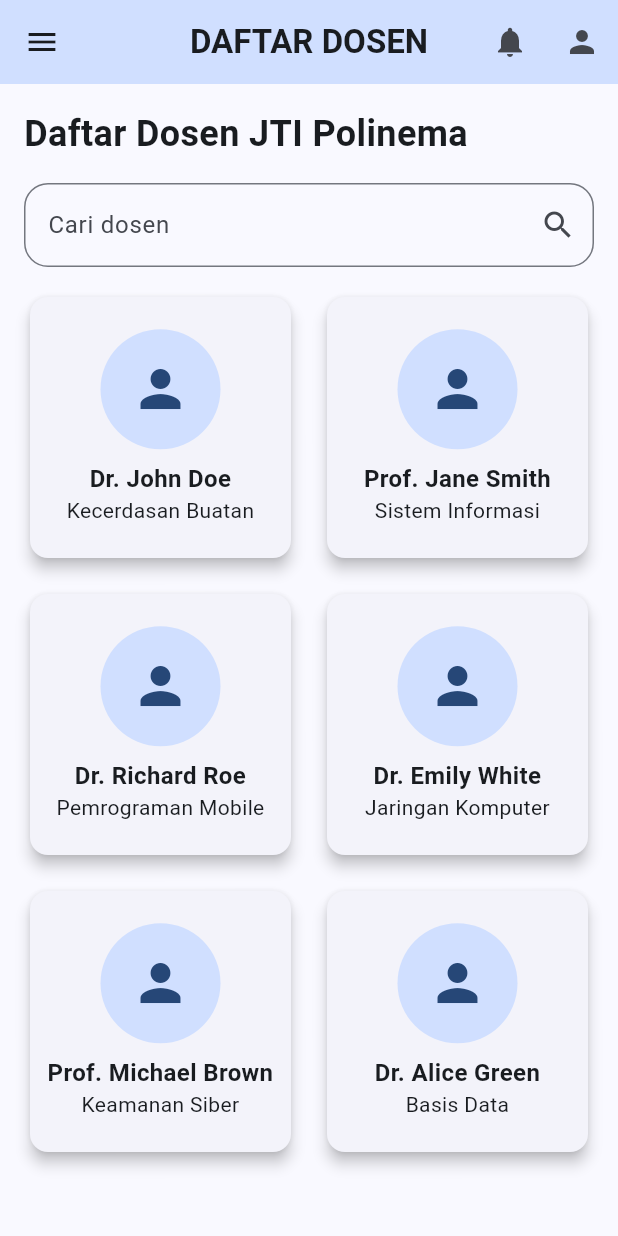
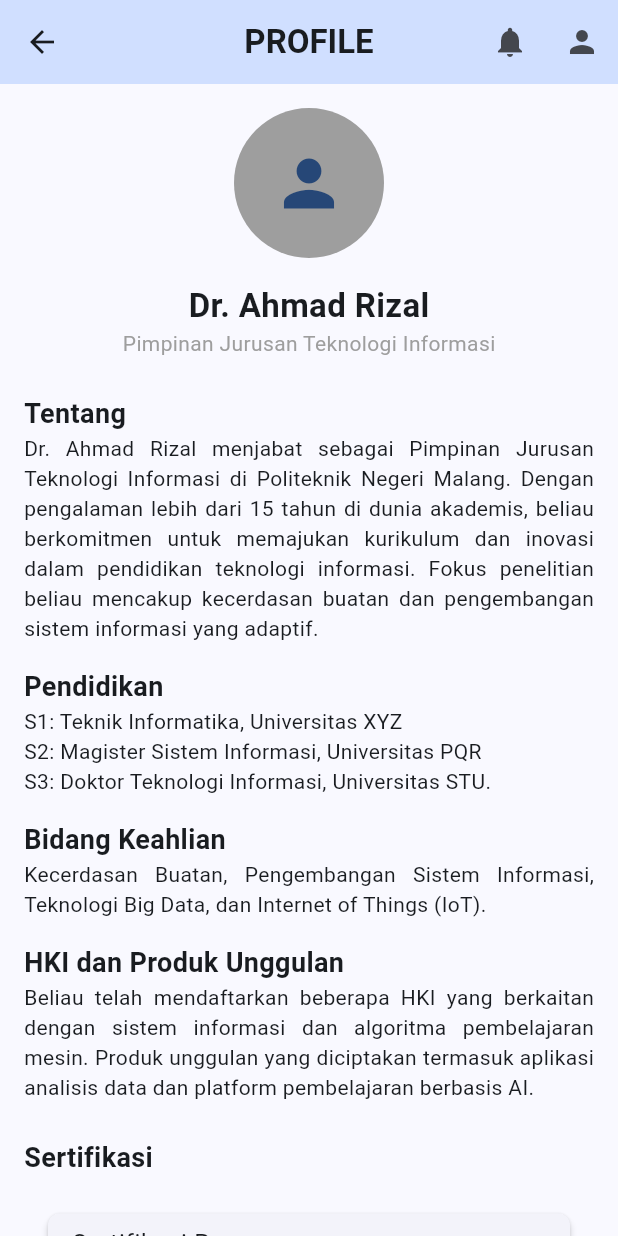
Before and after one commit to FannisaAzzahra/MOBILE_SertifikasiDosen, a Flutter app: the screen it shows after launch, after a tap on the "notifications" icon, on a phone screen of 412 x 824 dp. Run offline on Flutter 3.47's test engine with Material 3 defaults, Android fonts, the phone set to English and light mode, and no system bars.

Commit message:
Tampilan Profile Pimpinan Jurusan

```diff
--- a/lib/daftar_dosen.dart
+++ b/lib/daftar_dosen.dart
@@ -1,5 +1,6 @@
 import 'package:flutter/material.dart';
 import 'profile_dosen.dart';
+import 'profile_pimjur.dart';
 
 class MyHomePage extends StatelessWidget {
   const MyHomePage({super.key});
@@ -34,13 +35,13 @@ class MyHomePage extends StatelessWidget {
           IconButton(
             icon: const Icon(Icons.notifications),
             onPressed: () {
-              // Aksi untuk notifikasi
+              Navigator.pushReplacementNamed(context, '/profile_pinjur');  // ini navigasi Notivikasi
             },
           ),
           IconButton(
             icon: const Icon(Icons.person),
             onPressed: () {
-              Navigator.pushReplacementNamed(context, '/profile');
+              Navigator.pushReplacementNamed(context, '/profile');  // ini navigasi Profile
             },
           ),
         ],
--- a/lib/main.dart
+++ b/lib/main.dart
@@ -1,10 +1,7 @@
-
-
-
-// PROGRESS 2
 import 'package:flutter/material.dart';
 import 'package:ujicoba/daftar_dosen.dart';
 import 'profile_dosen.dart';
+import 'profile_pimjur.dart';
 
 void main() {
   runApp(const MyApp());
@@ -25,6 +22,7 @@ class MyApp extends StatelessWidget {
       routes: {
         '/daftardosen': (context)=>MyHomePage(),
         '/profile' : (context)=>DosenProfilePage(),
+        '/profile_pinjur' : (context)=>PinjurProfilePage(),
       },
     );
   }
--- /dev/null
+++ b/lib/profile_pimjur.dart
@@ -0,0 +1,253 @@
+
+import 'package:flutter/material.dart';
+import 'daftar_dosen.dart';
+
+class PinjurProfilePage extends StatelessWidget {
+  const PinjurProfilePage({super.key});
+
+  @override
+  Widget build(BuildContext context) {
+    return Scaffold(
+      appBar: AppBar(
+        title: const Text(
+          'PROFILE',
+          style: TextStyle(fontWeight: FontWeight.bold),
+        ),
+        backgroundColor: const Color(0xFFD0DFFF),
+        centerTitle: true,
+        leading: IconButton(
+          icon: const Icon(Icons.arrow_back),
+          onPressed: () {
+            Navigator.pushReplacementNamed(context, '/daftardosen');
+          },
+        ),
+        actions: [
+          IconButton(
+            icon: const Icon(Icons.notifications),
+            onPressed: () {
+              // Aksi untuk notifikasi
+            },
+          ),
+          IconButton(
+            icon: const Icon(Icons.person),
+            onPressed: () {
+              // Aksi untuk profile
+            },
+          ),
+        ],
+      ),
+      body: SingleChildScrollView(
+        child: Padding(
+          padding: const EdgeInsets.all(16.0),
+          child: Column(
+            crossAxisAlignment: CrossAxisAlignment.start,
+            children: [
+              Center(
+                child: Column(
+                  children: [
+                    const CircleAvatar(
+                      radius: 50,
+                      backgroundColor: Colors.grey,
+                      child: Icon(Icons.person, size: 50),
+                    ),
+                    const SizedBox(height: 16),
+                    const Text(
+                      'Dr. Ahmad Rizal',
+                      style: TextStyle(fontWeight: FontWeight.bold, fontSize: 22),
+                    ),
+                    const Text(
+                      'Pimpinan Jurusan Teknologi Informasi',
+                      style: TextStyle(color: Colors.grey),
+                    ),
+                  ],
+                ),
+              ),
+              const SizedBox(height: 24),
+              const SectionTitle(title: 'Tentang'),
+              const Text(
+                'Dr. Ahmad Rizal menjabat sebagai Pimpinan Jurusan Teknologi Informasi di Politeknik Negeri Malang. Dengan pengalaman lebih dari 15 tahun di dunia akademis, beliau berkomitmen untuk memajukan kurikulum dan inovasi dalam pendidikan teknologi informasi. Fokus penelitian beliau mencakup kecerdasan buatan dan pengembangan sistem informasi yang adaptif.',
+                textAlign: TextAlign.justify, // Meratakan teks
+              ),
+              const SizedBox(height: 16),
+              const SectionTitle(title: 'Pendidikan'),
+              const Text(
+                'S1: Teknik Informatika, Universitas XYZ \nS2: Magister Sistem Informasi, Universitas PQR \nS3: Doktor Teknologi Informasi, Universitas STU.',
+                textAlign: TextAlign.justify, // Meratakan teks
+              ),
+              const SizedBox(height: 16),
+              const SectionTitle(title: 'Bidang Keahlian'),
+              const Text(
+                'Kecerdasan Buatan, Pengembangan Sistem Informasi, Teknologi Big Data, dan Internet of Things (IoT).',
+                textAlign: TextAlign.justify, // Meratakan teks
+              ),
+              const SizedBox(height: 16),
+              const SectionTitle(title: 'HKI dan Produk Unggulan'),
+              const Text(
+                'Beliau telah mendaftarkan beberapa HKI yang berkaitan dengan sistem informasi dan algoritma pembelajaran mesin. Produk unggulan yang diciptakan termasuk aplikasi analisis data dan platform pembelajaran berbasis AI.',
+                textAlign: TextAlign.justify, // Meratakan teks
+              ),
+              const SizedBox(height: 24),
+
+              // Bagian Sertifikasi dengan warna latar belakang
+              const SectionTitle(title: 'Sertifikasi'),
+              Container(
+                padding: const EdgeInsets.all(16),
+                child: Column(
+                  children: [
+                    CertificationCard(title: 'Sertifikasi Pemrograman Python', certificateNumber: 'PYTHON789', date: 'Februari 2024'),
+                    CertificationCard(title: 'Sertifikasi Pengembangan Software', certificateNumber: 'SWDEV654', date: 'April 2023'),
+                  ],
+                ),
+              ),
+              const SizedBox(height: 24),
+
+              // Bagian Pelatihan dengan warna latar belakang
+              const SectionTitle(title: 'Pelatihan'),
+              Container(
+                padding: const EdgeInsets.all(16),
+                child: Column(
+                  children: [
+                    CertificationCard(title: 'Pelatihan Machine Learning', certificateNumber: 'ML2023', date: 'Juli 2023'),
+                    CertificationCard(title: 'Workshop Pemrograman Flutter', certificateNumber: 'FLUTTER2024', date: 'September 2023'),
+                  ],
+                ),
+              ),
+              const SizedBox(height: 24),
+              const SectionTitle(title: 'Rekomendasi Dosen Lain'),
+              const SizedBox(height: 16),
+              // Bagian rekomendasi dosen
+              Row(
+                mainAxisAlignment: MainAxisAlignment.spaceAround,
+                children: [
+                  ElevatedDosenCard(
+                    name: 'Dr. Alex Johnsonh',
+                    specialty: 'Jaringan Komputer',
+                  ),
+                  ElevatedDosenCard(
+                    name: 'Dr. Linda White',
+                    specialty: 'Keamanan Siber',
+                  ),
+                  ElevatedDosenCard(
+                    name: 'Dr. Sarah Lee',
+                    specialty: 'Data Science',
+                  ),
+                ],
+              ),
+            ],
+          ),
+        ),
+      ),
+    );
+  }
+}
+
+class SectionTitle extends StatelessWidget {
+  final String title;
+  const SectionTitle({required this.title});
+
+  @override
+  Widget build(BuildContext context) {
+    return Text(
+      title,
+      style: const TextStyle(fontWeight: FontWeight.bold, fontSize: 18),
+    );
+  }
+}
+
+class CertificationCard extends StatelessWidget {
+  final String title;
+  final String certificateNumber;
+  final String date;
+
+  const CertificationCard({
+    required this.title,
+    required this.certificateNumber,
+    required this.date,
+  });
+
+  @override
+  Widget build(BuildContext context) {
+    return Card(
+      margin: const EdgeInsets.only(top: 8),
+      elevation: 2,
+      shape: RoundedRectangleBorder(
+        borderRadius: BorderRadius.circular(8),
+      ),
+      child: ListTile(
+        title: Text(title),
+        subtitle: Column(
+          crossAxisAlignment: CrossAxisAlignment.start,
+          children: [
+            Text('Nomor Sertifikat: $certificateNumber'),
+            Text('Tanggal: $date'),
+          ],
+        ),
+        trailing: SizedBox(
+          width: 100, // Atur lebar sesuai kebutuhan
+          child: ElevatedButton(
+            style: ElevatedButton.styleFrom(
+              padding: const EdgeInsets.symmetric(vertical: 4, horizontal: 8), // Ubah padding untuk ukuran tombol
+              backgroundColor: const Color(0xFF3D63DD), // Warna tombol
+            ),
+            onPressed: () {
+              // Aksi untuk bukti sertifikat
+            },
+            child: const Text(
+              'Bukti Sertifikat',
+              style: TextStyle(
+                fontSize: 10, // Ukuran font tombol lebih kecil
+                color: Colors.white, // Warna teks putih
+              ),
+              textAlign: TextAlign.center,
+            ),
+          ),
+        ),
+      ),
+    );
+  }
+}
+
+class ElevatedDosenCard extends StatelessWidget {
+  final String name;
+  final String specialty;
+
+  const ElevatedDosenCard({required this.name, required this.specialty});
+
+  @override
+  Widget build(BuildContext context) {
+    return Card(
+      elevation: 6, // Elevasi untuk membuat efek timbul
+      shape: RoundedRectangleBorder(
+        borderRadius: BorderRadius.circular(12), // Membuat sudut lebih tumpul
+      ),
+      child: Container(
+        padding: const EdgeInsets.all(16),
+        width: 100, // Lebar kotak rekomendasi dosen
+        child: Column(
+          mainAxisSize: MainAxisSize.min,
+          children: [
+            const CircleAvatar(
+              radius: 30,
+              backgroundColor: Color(0xFFD0DFFF),
+              child: Icon(Icons.person, size: 30),
+            ),
+            const SizedBox(height: 8),
+            Text(
+              name,
+              style: const TextStyle(
+                fontWeight: FontWeight.bold,
+                fontSize: 12, // Ukuran font lebih kecil
+              ),
+              textAlign: TextAlign.center,
+            ),
+            Text(
+              specialty,
+              textAlign: TextAlign.center,
+              style: const TextStyle(fontSize: 10), // Ukuran font lebih kecil
+            ),
+          ],
+        ),
+      ),
+    );
+  }
+}
```
